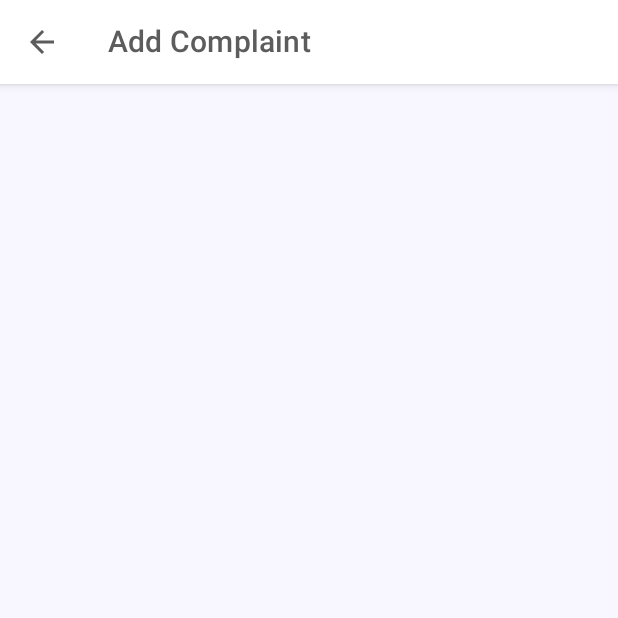
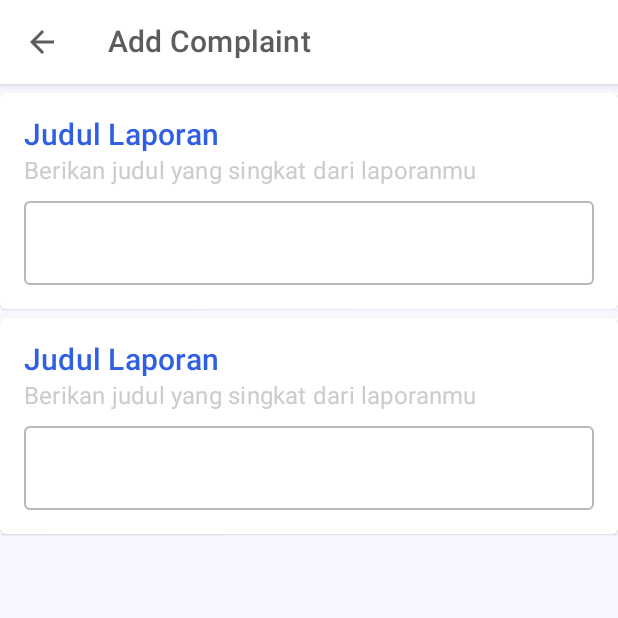
Before and after one commit to fauzanajipray/sispadu-android, an Android app built with Jetpack Compose: the AddComplaintScreen screen opened through its navigation route, on a phone screen of 412 x 824 dp, the top half of it. Run offline under Robolectric (Android 15) with nearby library versions, the phone set to English and light mode, and no system bars; our stand-ins replace Dagger/Hilt's generated code, accompanist.

```diff
--- a/app/src/main/java/com/devajip/sispadu/common/Constant.kt
+++ b/app/src/main/java/com/devajip/sispadu/common/Constant.kt
@@ -1,7 +1,7 @@
 package com.devajip.sispadu.common
 
 object Constant {
-    const val BASE_URL = "https://5a05-182-253-62-109.ngrok.io/"
+    const val BASE_URL = "https://42af-182-253-8-3.ngrok.io/"
     const val BASE_URL_API = "${BASE_URL}api/"
     const val TOKEN_PREFIX = "Bearer "
 
--- a/app/src/main/java/com/devajip/sispadu/presentation/navigation/NavigationScreen.kt
+++ b/app/src/main/java/com/devajip/sispadu/presentation/navigation/NavigationScreen.kt
@@ -97,7 +97,9 @@ fun NavigationScreen() {
             }
         }
         composable(route = Destination.AddComplaint.route) {
-            AddComplaintScreen(navController = navController)
+            AddComplaintScreen(
+//                navController = navController
+            )
         }
     }
 
--- a/app/src/main/java/com/devajip/sispadu/presentation/ui/add_complaint/AddComplaintScreen.kt
+++ b/app/src/main/java/com/devajip/sispadu/presentation/ui/add_complaint/AddComplaintScreen.kt
@@ -1,21 +1,36 @@
 package com.devajip.sispadu.presentation.ui.add_complaint
 
+import androidx.compose.animation.core.animateDpAsState
+import androidx.compose.foundation.background
+import androidx.compose.foundation.layout.*
+import androidx.compose.foundation.lazy.LazyColumn
+import androidx.compose.foundation.lazy.LazyListState
+import androidx.compose.foundation.lazy.rememberLazyListState
 import androidx.compose.material.*
 import androidx.compose.material.icons.Icons
 import androidx.compose.material.icons.filled.ArrowBack
-import androidx.compose.runtime.Composable
-import androidx.navigation.NavController
+import androidx.compose.runtime.*
+import androidx.compose.ui.Modifier
+import androidx.compose.ui.graphics.Color
+import androidx.compose.ui.tooling.preview.Preview
+import androidx.compose.ui.unit.dp
+import com.devajip.sispadu.presentation.theme.SispaduTheme
 
 @Composable
 fun AddComplaintScreen(
-    navController: NavController
+//    navController: NavController
 ) {
+    val scrollState = rememberLazyListState()
+    val paddingTop by animateDpAsState( if (scrollState.firstVisibleItemScrollOffset == 0) 6.dp else 0.dp)
+
     Scaffold(
         topBar = {
             TopAppBar(
                 title = { Text("Add Complaint") },
                 navigationIcon = {
-                    IconButton(onClick = { navController.popBackStack() }) {
+                    IconButton(onClick = {
+//                        navController.popBackStack()
+                    }) {
                         Icon(imageVector = Icons.Filled.ArrowBack, contentDescription = "Back")
                     }
                 },
@@ -23,6 +38,106 @@ fun AddComplaintScreen(
             )
         }
     ) {
-
+        Box(
+            modifier = Modifier
+                .fillMaxWidth()
+                .padding(top = paddingTop)
+        ) {
+            AddComplaintForm(modifier = Modifier, scrollState)
+        }
     }
 }
+
+@Composable
+fun AddComplaintForm(
+    modifier: Modifier,
+    scrollState: LazyListState
+) {
+    var complaintTitle by remember { mutableStateOf("") }
+    var complaintDescription by remember { mutableStateOf("") }
+
+    LazyColumn(
+        state = scrollState,
+        modifier = modifier
+            .padding(bottom = 30.dp)
+    ){
+        item {
+            Card(
+                modifier = Modifier
+                    .padding(bottom = 6.dp)
+                    .background(color = MaterialTheme.colors.surface)
+                    .fillMaxWidth()
+            ){
+                Column(
+                    modifier = Modifier
+                        .fillMaxWidth()
+                        .padding(16.dp)
+                ) {
+                    Text(
+                        text = "Judul Laporan",
+                        color = MaterialTheme.colors.primary,
+                        style = MaterialTheme.typography.h6
+                    )
+                    //Subtitle
+                    Text(
+                        text = "Berikan judul yang singkat dari laporanmu",
+                        color = Color.LightGray,
+                        style = MaterialTheme.typography.subtitle1
+                    )
+                    //TextInput
+                    OutlinedTextField(
+                        value = complaintTitle,
+                        onValueChange = { complaintTitle = it },
+                        singleLine = true,
+                        modifier = Modifier
+                            .padding(top = 8.dp)
+                            .fillMaxWidth()
+                    )
+                }
+            }
+        }
+        item {
+            Card(
+                modifier = Modifier
+                    .padding(bottom = 6.dp)
+                    .background(color = MaterialTheme.colors.surface)
+                    .fillMaxWidth()
+            ){
+                Column(
+                    modifier = Modifier
+                    .fillMaxWidth()
+                    .padding(16.dp)
+                ) {
+                    Text(
+                        text = "Judul Laporan",
+                        color = MaterialTheme.colors.primary,
+                        style = MaterialTheme.typography.h6
+                    )
+                    //Subtitle
+                    Text(
+                        text = "Berikan judul yang singkat dari laporanmu",
+                        color = Color.LightGray,
+                        style = MaterialTheme.typography.subtitle1
+                    )
+                    //Input Body Complaint
+                    OutlinedTextField(
+                        value = complaintDescription,
+                        onValueChange = { complaintDescription = it },
+                        modifier = Modifier
+                            .padding(top = 8.dp)
+                            .fillMaxWidth()
+                            .height(intrinsicSize = IntrinsicSize.Max)
+                    )
+                }
+            }
+        }
+    }
+}
+
+@Preview
+@Composable
+fun AddComplaintScreenPreview(){
+    SispaduTheme {
+        AddComplaintScreen()
+    }
+}
--- a/app/src/main/java/com/devajip/sispadu/presentation/ui/home/ComplaintList.kt
+++ b/app/src/main/java/com/devajip/sispadu/presentation/ui/home/ComplaintList.kt
@@ -1,5 +1,6 @@
 package com.devajip.sispadu.presentation.ui.home
 
+import androidx.compose.animation.core.animateDpAsState
 import androidx.compose.foundation.Image
 import androidx.compose.foundation.background
 import androidx.compose.foundation.border
@@ -13,6 +14,7 @@ import androidx.compose.material.Divider
 import androidx.compose.material.MaterialTheme
 import androidx.compose.material.Text
 import androidx.compose.runtime.Composable
+import androidx.compose.runtime.getValue
 import androidx.compose.ui.Alignment
 import androidx.compose.ui.Modifier
 import androidx.compose.ui.draw.clip
@@ -53,11 +55,12 @@ fun ComplaintList(
     scrollState: LazyListState
 ) {
     val lazyComplaintItems = complaints.collectAsLazyPagingItems()
+    val paddingTop by animateDpAsState( if (scrollState.firstVisibleItemScrollOffset == 0) 6.dp else 0.dp)
 
     LazyColumn(
         modifier = Modifier
             .padding(bottom = 55.dp,
-                top = if (scrollState.firstVisibleItemScrollOffset == 0) 6.dp else 0.dp
+                top = paddingTop,
             ),
         state = scrollState,
     ) {
--- a/app/src/main/java/com/devajip/sispadu/presentation/ui/main/MainScreen.kt
+++ b/app/src/main/java/com/devajip/sispadu/presentation/ui/main/MainScreen.kt
@@ -23,6 +23,7 @@ fun MainScreen(
 ) {
     val selectedTab by viewModel.selectedTab
     val tabs = MainScreenTab.values()
+
 
     Scaffold(
         modifier = Modifier.fillMaxSize(),
--- a/app/src/main/java/com/devajip/sispadu/presentation/ui/main/MainScreenTab.kt
+++ b/app/src/main/java/com/devajip/sispadu/presentation/ui/main/MainScreenTab.kt
@@ -12,7 +12,7 @@ enum class MainScreenTab(
     val route: Destination
 ) {
     HOME(R.drawable.ic_home_regular, R.drawable.ic_home_filled, R.string.home, Destination.Home),
-    HISTORY(R.drawable.ic_history_reguler, R.drawable.ic_history_filled, R.string.history, Destination.History),
+    HISTORY(R.drawable.ic_history, R.drawable.ic_history, R.string.history, Destination.History),
 //    NEWS(R.drawable.ic_news_regular, R.drawable.ic_news_filled, R.string.news, Destination.News),
     PROFILE(R.drawable.ic_person_regular, R.drawable.ic_person_filled, R.string.profile, Destination.Profile);
 }
```
Also changed, not shown: app/src/main/java/com/devajip/sispadu/common/Utils.kt (+6 -2 lines), app/src/main/java/com/devajip/sispadu/presentation/ui/components/OutlinedTextFieldCustom.kt (added, +27 -0 lines), app/src/main/java/com/devajip/sispadu/presentation/ui/home/HomeScreen.kt (+8 -3 lines), app/src/main/java/com/devajip/sispadu/presentation/ui/home/detail/ComplaintDetailScreen.kt (+7 -6 lines), app/src/main/res/drawable/ic_history.xml (added, +10 -0 lines), app/src/main/res/drawable/ic_history2_filled.xml (renamed from app/src/main/res/drawable/ic_history_filled.xml), app/src/main/res/drawable/ic_history2_reguler.xml (renamed from app/src/main/res/drawable/ic_history_reguler.xml).
